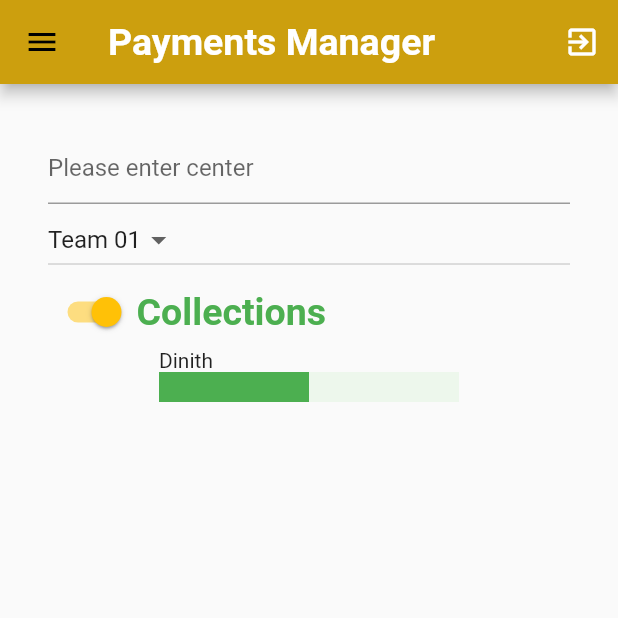
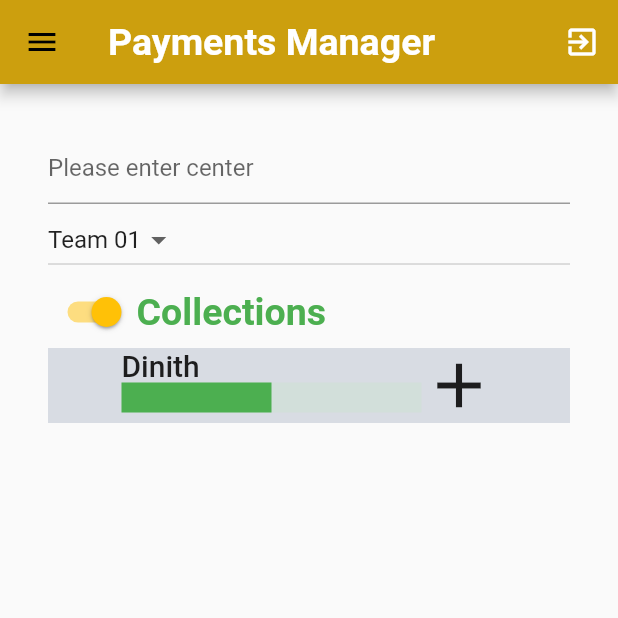
Before and after one commit to dinith72/smartLender_mobile_app, a Flutter app: the PaymentsManager screen opened by its route, on a phone screen of 412 x 824 dp, the top half of it. Run offline on Flutter 3.47's test engine with Material 2 defaults, Android fonts, the phone set to English and light mode, and no system bars; missing offline and left inert: sqljocky5.

Commit message:
added the Select Icon copenent and the relaant state changes modified the member Porfile Component in order to integrate with the Select Icon component

```diff
--- a/lib/components/memberProfile.dart
+++ b/lib/components/memberProfile.dart
@@ -1,21 +1,46 @@
 import 'package:flutter/material.dart';
-
-class MemberProfile {
+import 'package:mobile_app/components/selectIcon.dart';
+class MemberProfile extends StatefulWidget { // as the stste is changed the parent class also should extend from stateful widger
+  @override
+  _MemberProfile createState() => new _MemberProfile();
+}
+class _MemberProfile extends State<MemberProfile>{
 
   String _memname = 'Dinith' ;
   double _progressVal = 0.5;
+  Color _conColor = new Color.fromRGBO(181,190 , 204, 0.5);
+  bool _selected = false;
 
+  void _onIconSelected(bool val){ // state changed from the component is captures
+      setState(() {
+        _selected = val;
+        if(val){
+          _conColor = new Color.fromRGBO(181,190 , 204, 1.0); // bg color is changed
+        }
+        else{
+          _conColor = new Color.fromRGBO(181,190 , 204, 0.5);// bg color is changed
+      }
+      });
+  }
 
-  Widget getMemberProfile(){
+  Widget build(BuildContext context){
     return new Container(
+        color: _conColor ,
         child:new Row(
           crossAxisAlignment: CrossAxisAlignment.start,
           mainAxisAlignment: MainAxisAlignment.center,
+          mainAxisSize: MainAxisSize.max,
+
           children: <Widget>[
+//            new ImageIcon(
+//                new FileImage(  "C:\Users\Dinith Jayabodhi\Downloads\profile_user.jpg"))   ,
             new Column(
                 crossAxisAlignment: CrossAxisAlignment.start,
+                mainAxisAlignment: MainAxisAlignment.center,
                 children: <Widget>[
-                new Text(_memname),
+                  new Text(_memname,
+                      style : new TextStyle( fontSize:20.0 , fontWeight: FontWeight.w500 )
+                  ),
                   new Container(
                     child: new SizedBox(
                         height: 20.0,
@@ -24,10 +49,17 @@ class MemberProfile {
                             value: _progressVal,
                             backgroundColor: new Color.fromRGBO(184, 234, 182, 0.2),
                             valueColor: new AlwaysStoppedAnimation<Color>(Colors.green))
-                  ),                                    )
+                    ),
+                  )
 
-              ])
+                ]),
 //
+                new SelectIcon(
+                  selected: _selected, // values are passed to  the this.selected in Select icon component
+                  onClicked:(bool val) {_onIconSelected(val);},// onclicked method is called in the slect Icon component
+                ),
+
+
           ],
         )
     );
--- /dev/null
+++ b/lib/components/selectIcon.dart
@@ -0,0 +1,47 @@
+// this icon changes the icon picture and the state when selected
+
+import 'package:flutter/material.dart';
+
+class SelectIcon extends StatefulWidget{ // should extend from stateful widget
+  SelectIcon({Key key , this.selected: false,  this.onClicked }) : super(key: key);
+//  this.selected - the value which changes with the user action
+//  this.onclicked() - the funcion which capture the user action
+
+  final bool selected ;
+  final ValueChanged<bool> onClicked ;
+  // the above two trigger the activity of the parent component state change
+
+  @override
+  _SelectIcon createState() => new _SelectIcon();
+}
+class _SelectIcon extends State<SelectIcon>{
+  bool _tapped = false; // used to create internal state updates ( change the icon when tap )
+  var _icon = Icons.add;
+
+  void _handleTap(){
+    widget.onClicked(!widget.selected);
+    setState(() {
+      _tapped = !_tapped; // toggle the value of tapped
+      if(_tapped){
+        _icon = Icons.done; // when a tap is made the icon is changed
+      }
+      else{
+        _icon = Icons.add;
+      }
+    });
+  }
+
+  Widget build(BuildContext context) {
+    return new GestureDetector(
+      onTap: _handleTap,
+      child: new Container(
+        child: new Center(
+          child: new Icon( _icon , size: 50.0,)
+        ),
+//
+
+      ),
+    );
+  }
+
+}
--- a/lib/screens/paymentsManager.dart
+++ b/lib/screens/paymentsManager.dart
@@ -75,7 +75,7 @@ class _PaymentsManager extends State<PaymentsManager>{
                           new Text(_textval ,style: new TextStyle(color: _textColor , fontSize: 25.0 , fontWeight: FontWeight.bold),)
                         ],
                       ),
-                      MemberProfile().getMemberProfile(),
+                      new MemberProfile(),
                     ]
                 )
             )
```
Lines whose indentation alone changed are shown as unchanged.
